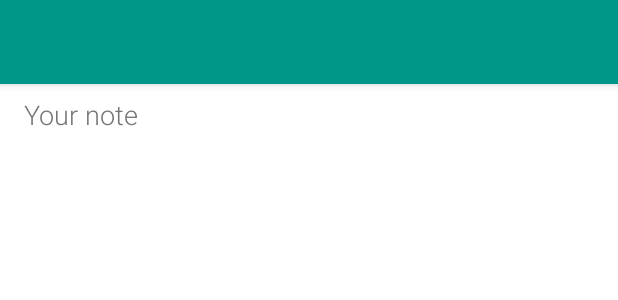
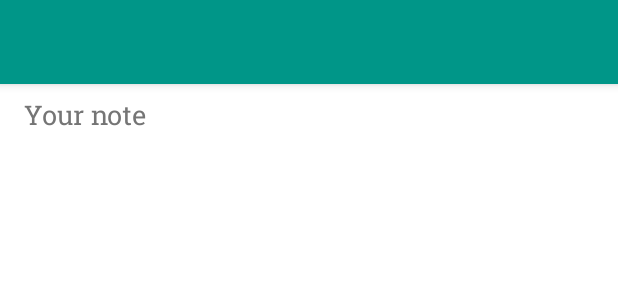
Before and after one commit to feridsource/Note-Taker, an Android app: the layout main.xml on its own in the app's theme, with its tools: preview values and no code run, on a phone screen of 412 x 824 dp. Shown: the top 300 px of the screen. Run offline under Robolectric (Android 15) with nearby library versions, the phone set to English and light mode, and no system bars.

Commit message:
font family

```diff
--- a/app/src/main/res/layout/main.xml
+++ b/app/src/main/res/layout/main.xml
@@ -20,7 +20,7 @@
         android:gravity="top"
         android:background="@android:color/transparent"
         android:textColor="@color/primary_text"
-        android:fontFamily="@string/fontFamilyLight"
+        android:fontFamily="@font/slab"
         android:hint="@string/noteHint"
         android:textColorHint="@color/secondary_text"
         android:inputType="textCapSentences|textMultiLine"
--- a/app/src/main/res/layout/note_widget.xml
+++ b/app/src/main/res/layout/note_widget.xml
@@ -11,7 +11,7 @@
         android:layout_width="match_parent"
         android:layout_height="match_parent"
         android:textColor="@color/primary_text"
-        android:fontFamily="@string/fontFamilyLight"
+        android:fontFamily="@font/slab"
         android:hint="@string/noteHint"
         android:textColorHint="@color/secondary_text"/>
 
--- a/app/src/main/res/layout/prompt_dialog.xml
+++ b/app/src/main/res/layout/prompt_dialog.xml
@@ -22,7 +22,6 @@
                 android:layout_height="wrap_content"
                 android:textColor="@color/secondary_text"
                 android:textSize="16sp"
-                android:fontFamily="@string/fontFamilyRegular"
                 android:inputType="text"
                 android:imeOptions="actionDone"
                 android:maxLines="1"
@@ -47,8 +46,7 @@
             style="?android:attr/borderlessButtonStyle"
             android:textSize="12sp"
             android:textColor="@color/colour_primary_dark"
-            android:textStyle="bold"
-            android:fontFamily="@string/fontFamilyRegular"/>
+            android:textStyle="bold" />
 
     </RelativeLayout>
 
--- a/app/src/main/res/values/strings.xml
+++ b/app/src/main/res/values/strings.xml
@@ -1,13 +1,12 @@
 <?xml version="1.0" encoding="utf-8"?>
 <resources>
     <string name="app_name">Note Taker</string>
+
+    <!-- shared preferences -->
     <string name="sharedPreferences">NOTE_TAKE_PREF</string>
     <string name="prefNote">NOTE</string>
     <string name="prefFontSize">FONT_SIZE</string>
-
-    <!-- font families -->
-    <string name="fontFamilyRegular">sans-serif</string>
-    <string name="fontFamilyLight">sans-serif-light</string>
+    <!-- /// -->
 
     <string name="noteHint">Your note</string>
     <string name="sure">Are you sure?</string>
```
Also changed, not shown: app/src/main/res/font/slab.ttf (added).
